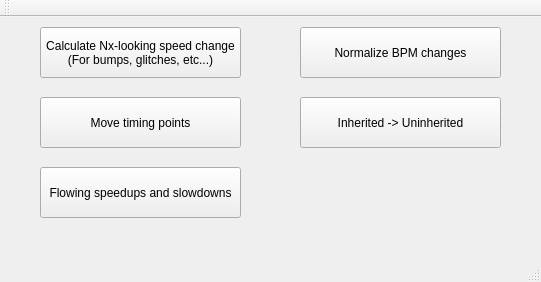
First picture: the form in osu! SV Tool/osuSVTool.ui, repository longnguyen2004/osuSVTool, before the edit.
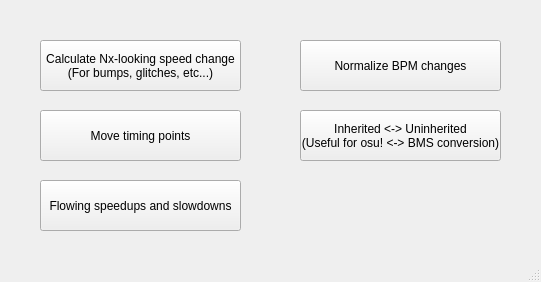
Second picture: the form after the edit.

```diff
--- a/osu! SV Tool/osuSVTool.ui
+++ b/osu! SV Tool/osuSVTool.ui
@@ -18,7 +18,7 @@
     <property name="geometry">
      <rect>
       <x>40</x>
-      <y>10</y>
+      <y>40</y>
       <width>201</width>
       <height>51</height>
      </rect>
@@ -32,7 +32,7 @@
     <property name="geometry">
      <rect>
       <x>300</x>
-      <y>10</y>
+      <y>40</y>
       <width>201</width>
       <height>51</height>
      </rect>
@@ -45,7 +45,7 @@
     <property name="geometry">
      <rect>
       <x>40</x>
-      <y>80</y>
+      <y>110</y>
       <width>201</width>
       <height>51</height>
      </rect>
@@ -58,20 +58,21 @@
     <property name="geometry">
      <rect>
       <x>300</x>
-      <y>80</y>
+      <y>110</y>
       <width>201</width>
       <height>51</height>
      </rect>
     </property>
     <property name="text">
-     <string>Inherited -&gt; Uninherited</string>
+     <string>Inherited &lt;-&gt; Uninherited
+(Useful for osu! &lt;-&gt; BMS conversion)</string>
     </property>
    </widget>
    <widget class="QPushButton" name="FlowingSpeedChanges">
     <property name="geometry">
      <rect>
       <x>40</x>
-      <y>150</y>
+      <y>180</y>
       <width>201</width>
       <height>51</height>
      </rect>
@@ -81,24 +82,6 @@
     </property>
    </widget>
   </widget>
-  <widget class="QMenuBar" name="menuBar">
-   <property name="geometry">
-    <rect>
-     <x>0</x>
-     <y>0</y>
-     <width>541</width>
-     <height>21</height>
-    </rect>
-   </property>
-  </widget>
-  <widget class="QToolBar" name="mainToolBar">
-   <attribute name="toolBarArea">
-    <enum>TopToolBarArea</enum>
-   </attribute>
-   <attribute name="toolBarBreak">
-    <bool>false</bool>
-   </attribute>
-  </widget>
   <widget class="QStatusBar" name="statusBar"/>
  </widget>
  <layoutdefault spacing="6" margin="11"/>
```
